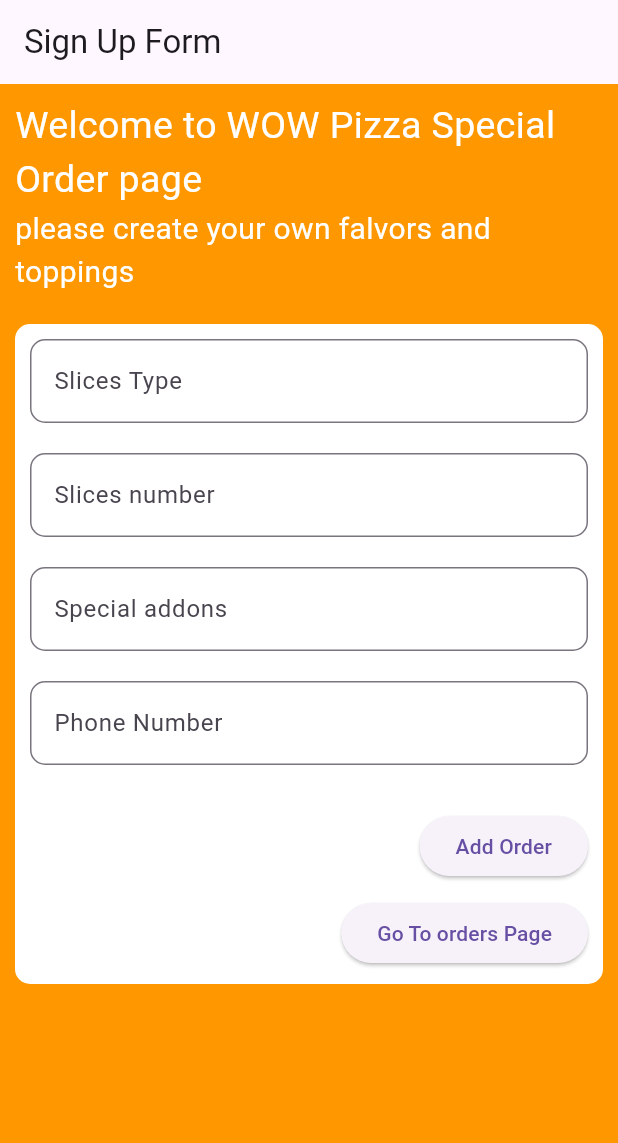
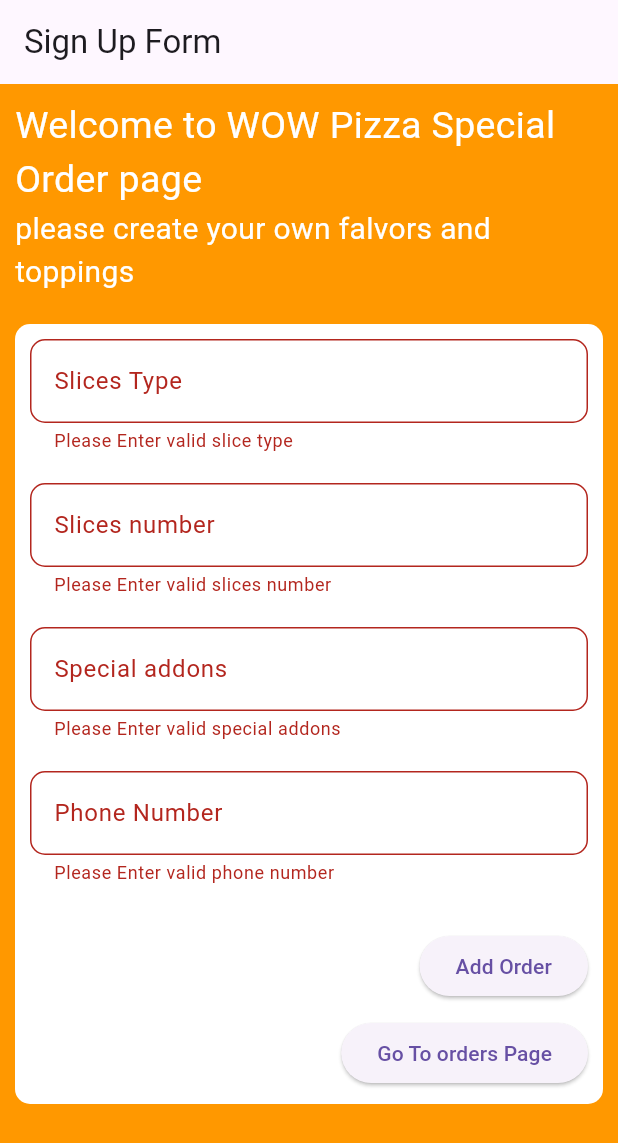
Before and after one commit to HappySolutions/flutter_application_task8, a Flutter app: the screen it shows after launch, after a tap on "Add Order", on a phone screen of 412 x 824 dp. Shown: the top 1143 px of the screen. Run offline on Flutter 3.47's test engine with Material 3 defaults, Android fonts, the light colour scheme and no system bars; missing offline and left inert: flutter_inappwebview.

Commit message:
form validation

```diff
--- a/lib/pages/orders_page.dart
+++ b/lib/pages/orders_page.dart
@@ -93,7 +93,7 @@ Widget ordersCard(SpecialOrder spOrder) {
       ),
       leading: const CircleAvatar(
         child: Icon(
-          Icons.fastfood_outlined,
+          Icons.fastfood,
           color: Colors.orange,
           size: 35,
         ),
--- a/lib/pages/special_order_page.dart
+++ b/lib/pages/special_order_page.dart
@@ -89,6 +89,9 @@ class _SpecialOrderPageState extends State<SpecialOrderPage> {
                             ),
                           ),
                           validator: (value) {
+                            if (value!.isEmpty) {
+                              return 'Please Enter valid slice type';
+                            }
                             return null;
                           },
                         ),
@@ -114,6 +117,9 @@ class _SpecialOrderPageState extends State<SpecialOrderPage> {
                             ),
                           ),
                           validator: (value) {
+                            if (value!.isEmpty) {
+                              return 'Please Enter valid slices number';
+                            }
                             return null;
                           },
                         ),
@@ -139,6 +145,9 @@ class _SpecialOrderPageState extends State<SpecialOrderPage> {
                             ),
                           ),
                           validator: (value) {
+                            if (value!.isEmpty) {
+                              return 'Please Enter valid special addons';
+                            }
                             return null;
                           },
                         ),
@@ -164,6 +173,9 @@ class _SpecialOrderPageState extends State<SpecialOrderPage> {
                             ),
                           ),
                           validator: (value) {
+                            if (value!.isEmpty) {
+                              return 'Please Enter valid phone number';
+                            }
                             return null;
                           },
                         ),
@@ -172,16 +184,19 @@ class _SpecialOrderPageState extends State<SpecialOrderPage> {
                         ),
                         ElevatedButton(
                           onPressed: () {
+                            if (formKey.currentState!.validate()) {
                               ordersList.add(SpecialOrder(
                                   sliceType: sliceTypeController.text,
                                   specialAddons: specialAddsController.text,
                                   phoneNum: phoneNumController.text,
-                                sliceNum: int.parse(sliceNumController.text)));
+                                  sliceNum:
+                                      int.parse(sliceNumController.text)));
 
                               sliceNumController.clear();
                               sliceTypeController.clear();
                               specialAddsController.clear();
                               phoneNumController.clear();
+                            }
                           },
                           child: const Text('Add Order'),
                         ),
```
Lines whose indentation alone changed are shown as unchanged.
